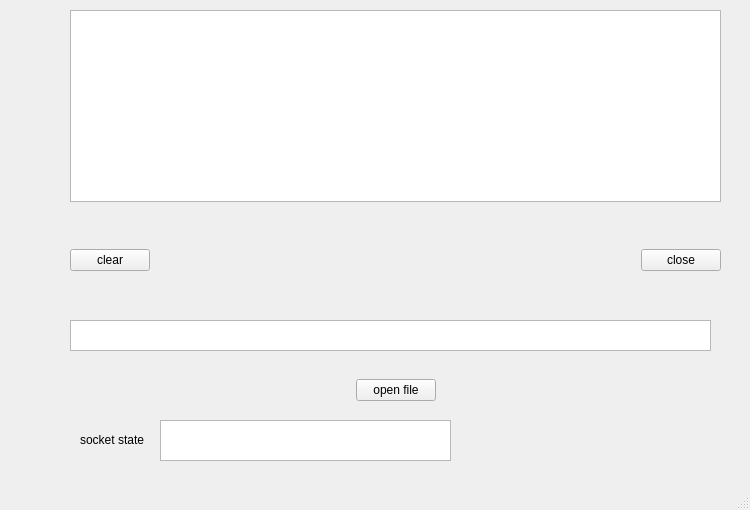
Qt form qt-file-transfer/server/server.ui (shadow-wd/Qt-file-transfer) before a commit.
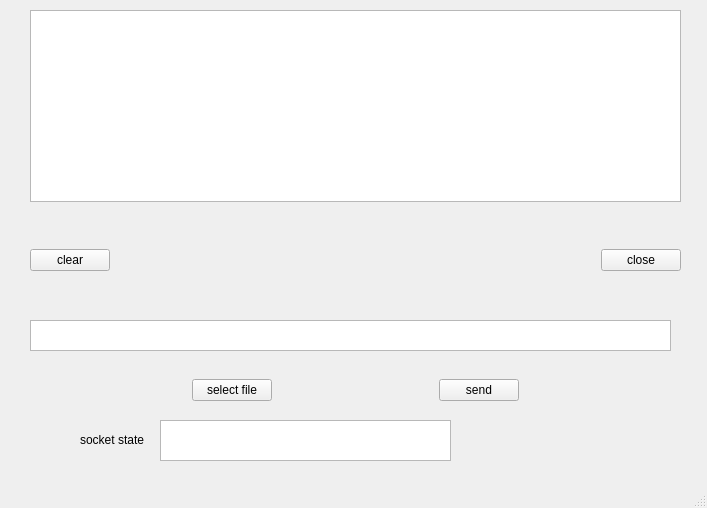
The same form after that commit.

Commit message: the server sends files to the client

Diff of the .ui file:
```diff
--- a/qt-file-transfer/server/server.ui
+++ b/qt-file-transfer/server/server.ui
@@ -6,8 +6,8 @@
    <rect>
     <x>0</x>
     <y>0</y>
-    <width>750</width>
-    <height>510</height>
+    <width>707</width>
+    <height>508</height>
    </rect>
   </property>
   <property name="acceptDrops">
@@ -20,7 +20,7 @@
    <widget class="QTextBrowser" name="message">
     <property name="geometry">
      <rect>
-      <x>70</x>
+      <x>30</x>
       <y>10</y>
       <width>651</width>
       <height>192</height>
@@ -30,7 +30,7 @@
    <widget class="QTextBrowser" name="textBrowser_3">
     <property name="geometry">
      <rect>
-      <x>70</x>
+      <x>30</x>
       <y>320</y>
       <width>641</width>
       <height>31</height>
@@ -40,7 +40,7 @@
    <widget class="QWidget" name="horizontalLayoutWidget">
     <property name="geometry">
      <rect>
-      <x>70</x>
+      <x>30</x>
       <y>220</y>
       <width>651</width>
       <height>81</height>
@@ -79,7 +79,7 @@
    <widget class="QWidget" name="horizontalLayoutWidget_2">
     <property name="geometry">
      <rect>
-      <x>70</x>
+      <x>30</x>
       <y>370</y>
       <width>651</width>
       <height>41</height>
@@ -102,7 +102,7 @@
      <item>
       <widget class="QPushButton" name="openfile">
        <property name="text">
-        <string>open file</string>
+        <string>select file</string>
        </property>
       </widget>
      </item>
@@ -119,6 +119,26 @@
        </property>
       </spacer>
      </item>
+     <item>
+      <widget class="QPushButton" name="sendfile">
+       <property name="text">
+        <string>send</string>
+       </property>
+      </widget>
+     </item>
+     <item>
+      <spacer name="horizontalSpacer_4">
+       <property name="orientation">
+        <enum>Qt::Horizontal</enum>
+       </property>
+       <property name="sizeHint" stdset="0">
+        <size>
+         <width>40</width>
+         <height>20</height>
+        </size>
+       </property>
+      </spacer>
+     </item>
     </layout>
    </widget>
    <widget class="QTextBrowser" name="socketstate">
```
Left out of the diff: 10 changed lines with no effect on the pictures. The commit also changes 4 other files.
